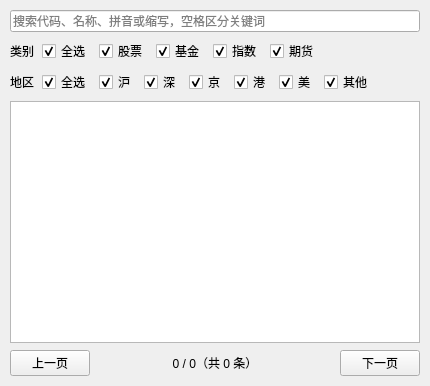
Old version of the form stockwidget/ui/generated/add_code_panel.ui in the repository sbr0574/StockWidget.
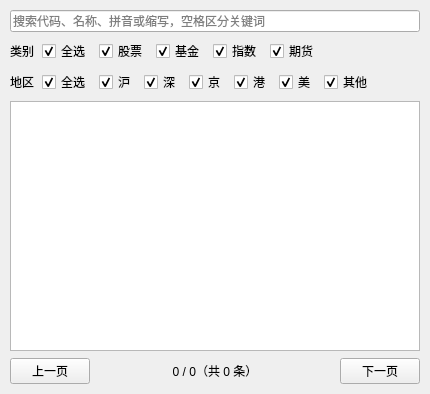
New version of the form. Custom widgets are drawn as their Qt base class.

The edit to the form file:
```diff
--- a/stockwidget/ui/generated/add_code_panel.ui
+++ b/stockwidget/ui/generated/add_code_panel.ui
@@ -268,13 +268,13 @@
      <property name="minimumSize">
       <size>
        <width>0</width>
-       <height>242</height>
+       <height>250</height>
       </size>
      </property>
      <property name="maximumSize">
       <size>
        <width>16777215</width>
-       <height>242</height>
+       <height>250</height>
       </size>
      </property>
     </widget>
```
